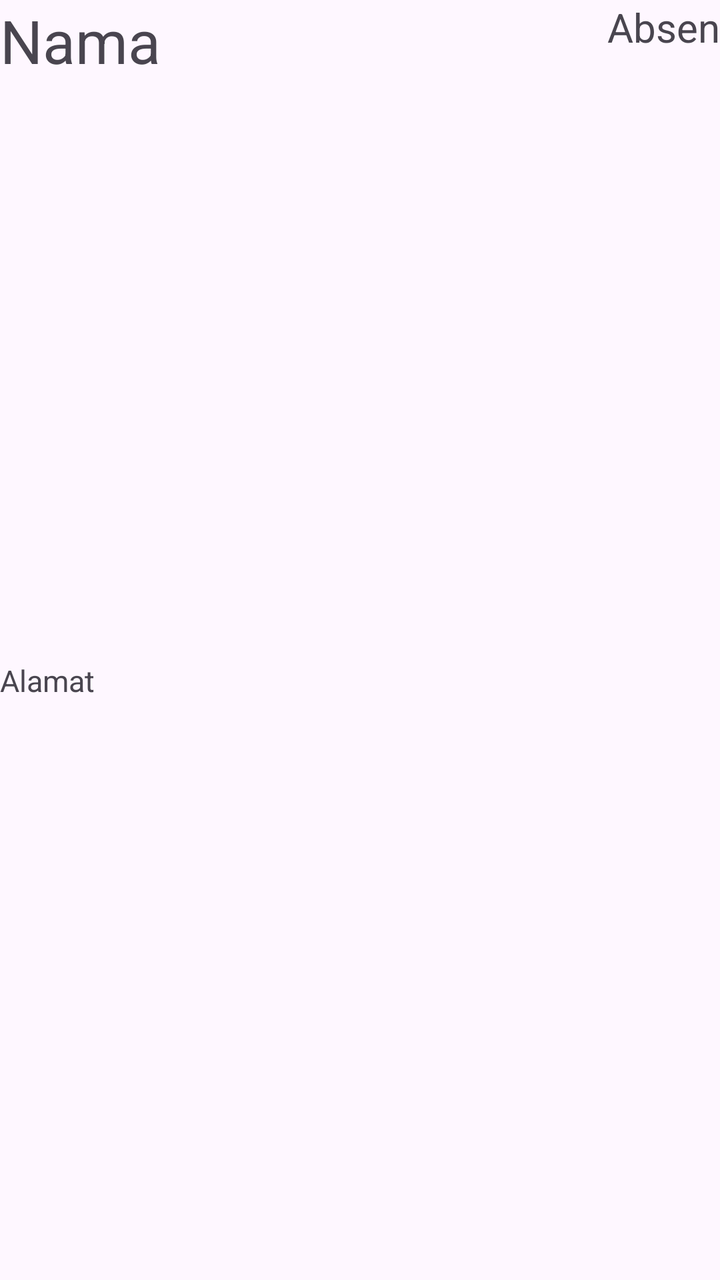
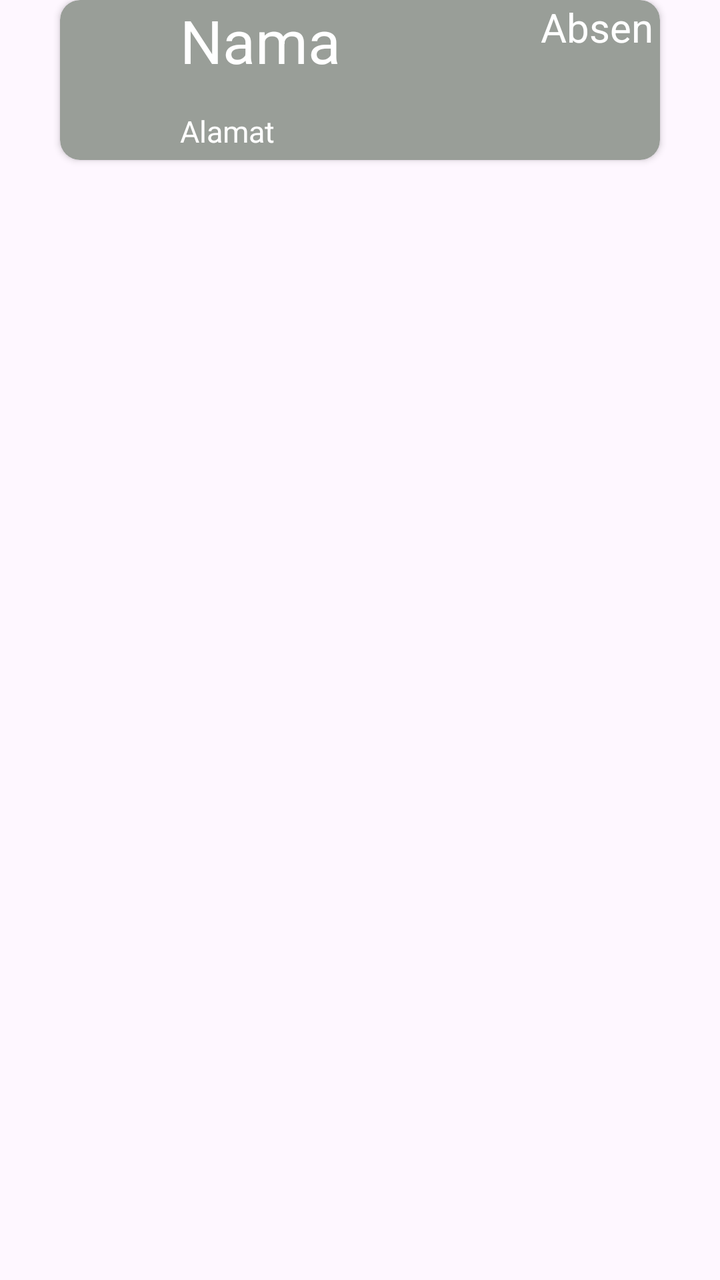

The first picture is an Android layout as it rendered before a commit; the second is the same layout after the commit. The layout source and the unified diff follow.
<!-- AndroidManifest.xml: application theme Theme.BelajarAndroBing -->
<!-- res/layout/adapter_datasiswa.xml -->
<?xml version="1.0" encoding="utf-8"?>
<androidx.constraintlayout.widget.ConstraintLayout
    android:id="@+id/main"
    xmlns:android="http://schemas.android.com/apk/res/android"
    android:layout_width="match_parent"
    android:layout_height="80dp"
    xmlns:app="http://schemas.android.com/apk/res-auto">

    <TextView
        android:textSize="30sp"
        android:id="@+id/txtNama"
        android:text="Nama"
        android:layout_width="wrap_content"
        android:layout_height="wrap_content"/>

    <TextView
        android:textSize="20sp"
        android:id="@+id/txtAbsen"
        android:text="Absen"
        android:layout_width="wrap_content"
        android:layout_height="wrap_content"
        app:layout_constraintEnd_toEndOf="@id/main"
        android:layout_marginTop="10dp"/>

    <TextView
        android:textSize="15sp"
        android:id="@+id/txtAlamat"
        android:text="Alamat"
        android:layout_width="wrap_content"
        android:layout_height="wrap_content"
        app:layout_constraintTop_toBottomOf="@id/txtNama"
        app:layout_constraintBottom_toBottomOf="@id/main"/>

</androidx.constraintlayout.widget.ConstraintLayout>
<!-- resources referenced by this layout -->
<resources>
  <style name="Theme.BelajarAndroBing" parent="Base.Theme.BelajarAndroBing" />
  <style name="Base.Theme.BelajarAndroBing" parent="Theme.Material3.DayNight.NoActionBar">
          
          
      </style>
</resources>

<!-- the commit's change to res/layout/adapter_datasiswa.xml (unified diff, before → after) -->
@@ -1,34 +1,80 @@
 <?xml version="1.0" encoding="utf-8"?>
-<androidx.constraintlayout.widget.ConstraintLayout
+<LinearLayout
+    android:orientation="vertical"
     android:id="@+id/main"
     xmlns:android="http://schemas.android.com/apk/res/android"
     android:layout_width="match_parent"
     android:layout_height="80dp"
+    android:layout_marginBottom="15dp"
     xmlns:app="http://schemas.android.com/apk/res-auto">
 
-    <TextView
-        android:textSize="30sp"
-        android:id="@+id/txtNama"
-        android:text="Nama"
-        android:layout_width="wrap_content"
-        android:layout_height="wrap_content"/>
+    <androidx.cardview.widget.CardView
+        app:cardCornerRadius="10dp"
+        android:layout_gravity="center"
+        android:layout_width="300dp"
+        android:layout_height="80dp"
+        app:cardBackgroundColor="#999e98">
 
-    <TextView
-        android:textSize="20sp"
-        android:id="@+id/txtAbsen"
-        android:text="Absen"
-        android:layout_width="wrap_content"
-        android:layout_height="wrap_content"
-        app:layout_constraintEnd_toEndOf="@id/main"
-        android:layout_marginTop="10dp"/>
+        <LinearLayout
+            android:orientation="horizontal"
+            android:layout_width="wrap_content"
+            android:layout_height="wrap_content">
 
-    <TextView
-        android:textSize="15sp"
-        android:id="@+id/txtAlamat"
-        android:text="Alamat"
-        android:layout_width="wrap_content"
-        android:layout_height="wrap_content"
-        app:layout_constraintTop_toBottomOf="@id/txtNama"
-        app:layout_constraintBottom_toBottomOf="@id/main"/>
+            <ImageView
+                android:id="@+id/imgProfile"
+                android:layout_marginTop="15dp"
+                android:layout_width="60dp"
+                android:layout_height="60dp"/>
 
-</androidx.constraintlayout.widget.ConstraintLayout>
+            <LinearLayout
+                android:orientation="vertical"
+                android:layout_width="wrap_content"
+                android:layout_height="wrap_content">
+
+                <LinearLayout
+                    android:orientation="horizontal"
+                    android:layout_width="wrap_content"
+                    android:layout_height="wrap_content">
+
+                    <TextView
+                        android:layout_marginRight="50dp"
+                        android:textColor="@color/white"
+                        android:textSize="30sp"
+                        android:id="@+id/txtNama"
+                        android:text="Nama"
+                        android:layout_width="wrap_content"
+                        android:layout_height="wrap_content"/>
+
+                    <TextView
+                        android:layout_gravity="right"
+                        android:textColor="@color/white"
+                        android:layout_weight="1"
+                        android:layout_marginStart="50dp"
+                        android:textSize="20sp"
+                        android:id="@+id/txtAbsen"
+                        android:text="Absen"
+                        android:layout_width="wrap_content"
+                        android:layout_height="wrap_content"/>
+
+                </LinearLayout>
+                <TextView
+                    android:textColor="@color/white"
+                    android:layout_marginTop="15dp"
+                    android:textSize="15sp"
+                    android:id="@+id/txtAlamat"
+                    android:text="Alamat"
+                    android:layout_width="wrap_content"
+                    android:layout_height="wrap_content"/>
+            </LinearLayout>
+
+        </LinearLayout>
+
+
+
+
+
+
+    </androidx.cardview.widget.CardView>
+
+
+</LinearLayout>
<!-- resource entries referenced after the edit -->
@@ -1,5 +1,6 @@
 <!-- resources referenced by this layout -->
 <resources>
+  <color name="white">#FFFFFFFF</color>
   <style name="Theme.BelajarAndroBing" parent="Base.Theme.BelajarAndroBing" />
   <style name="Base.Theme.BelajarAndroBing" parent="Theme.Material3.DayNight.NoActionBar">
           
